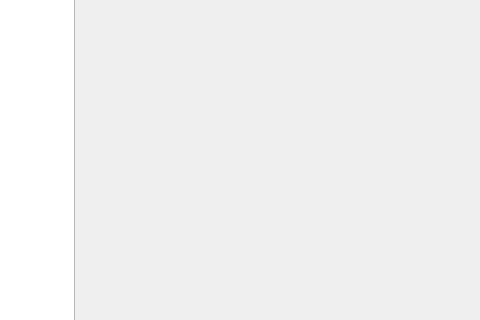
Old version of the form mainwindow.ui in the repository jirislaby/ifoxtrot-qt; both pictures show x 325 to 805 and y 116 to 436 of the 805 by 705 pixel window.
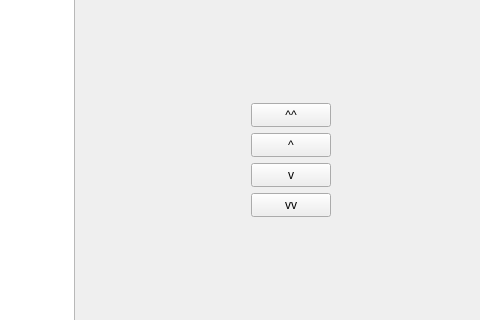
New version of the form. The open tabs and pages were chosen to show the change.

What changed in the file:
```diff
--- a/mainwindow.ui
+++ b/mainwindow.ui
@@ -242,6 +242,58 @@
              <string>Shutter</string>
             </property>
            </widget>
+           <widget class="QPushButton" name="pushButtonShutRUp">
+            <property name="geometry">
+             <rect>
+              <x>170</x>
+              <y>170</y>
+              <width>80</width>
+              <height>24</height>
+             </rect>
+            </property>
+            <property name="text">
+             <string>^</string>
+            </property>
+           </widget>
+           <widget class="QPushButton" name="pushButtonShutRDown">
+            <property name="geometry">
+             <rect>
+              <x>170</x>
+              <y>200</y>
+              <width>80</width>
+              <height>24</height>
+             </rect>
+            </property>
+            <property name="text">
+             <string>v</string>
+            </property>
+           </widget>
+           <widget class="QPushButton" name="pushButtonShutUp">
+            <property name="geometry">
+             <rect>
+              <x>170</x>
+              <y>140</y>
+              <width>80</width>
+              <height>24</height>
+             </rect>
+            </property>
+            <property name="text">
+             <string>^^</string>
+            </property>
+           </widget>
+           <widget class="QPushButton" name="pushButtonShutDown">
+            <property name="geometry">
+             <rect>
+              <x>170</x>
+              <y>230</y>
+              <width>80</width>
+              <height>24</height>
+             </rect>
+            </property>
+            <property name="text">
+             <string>vv</string>
+            </property>
+           </widget>
           </widget>
           <widget class="QWidget" name="page_DISPLAY">
            <widget class="QLabel" name="labelDisplay">
```
Left out of the diff: 2 changed lines with no effect on the pictures.
